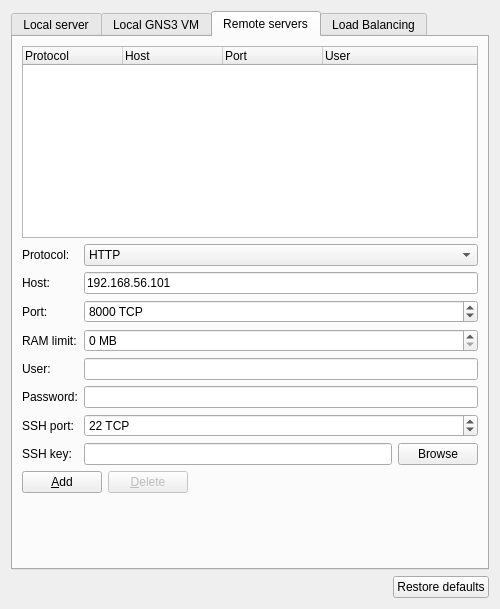
The window that gns3/ui/server_preferences_page.ui (GNS3/gns3-gui) describes before a commit, drawn with Qt 5.
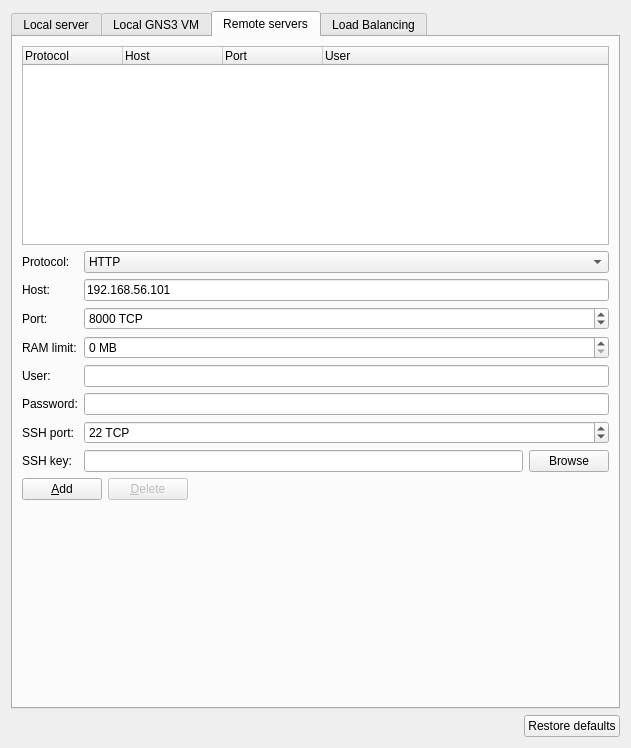
The same window after the commit. The open tabs and pages were chosen to show the change.

Commit message:
Fix display of server preferences on small screen
Fix #882

Patch:
```diff
--- a/gns3/ui/server_preferences_page.ui
+++ b/gns3/ui/server_preferences_page.ui
@@ -22,6 +22,12 @@
   <layout class="QVBoxLayout" name="verticalLayout_2">
    <item>
     <widget class="QTabWidget" name="uiServerPreferenceTabWidget">
+     <property name="sizePolicy">
+      <sizepolicy hsizetype="MinimumExpanding" vsizetype="MinimumExpanding">
+       <horstretch>0</horstretch>
+       <verstretch>0</verstretch>
+      </sizepolicy>
+     </property>
      <property name="currentIndex">
       <number>0</number>
      </property>
@@ -561,6 +567,12 @@
        </item>
        <item row="0" column="0" colspan="2">
         <widget class="QTreeWidget" name="uiRemoteServersTreeWidget">
+         <property name="sizePolicy">
+          <sizepolicy hsizetype="MinimumExpanding" vsizetype="MinimumExpanding">
+           <horstretch>0</horstretch>
+           <verstretch>0</verstretch>
+          </sizepolicy>
+         </property>
          <property name="columnCount">
           <number>4</number>
          </property>
```
Left out of the diff: 8 changed lines with no effect on the pictures. The commit also changes 3 other files.
